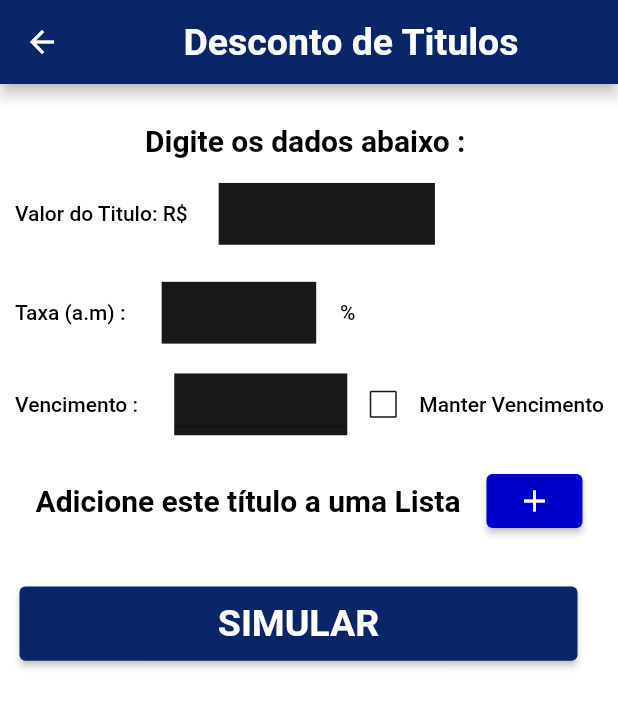
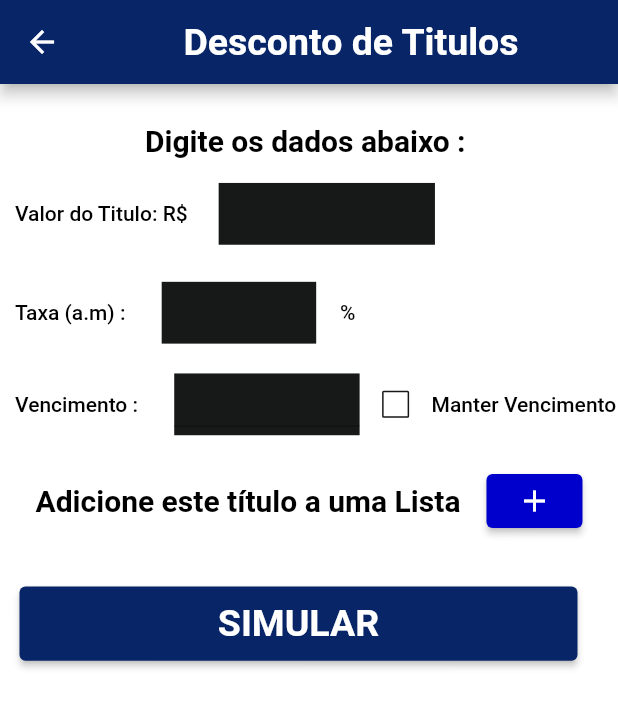
Before and after one commit to vmendesneto/calculadora_capital, a Flutter app: the DescScreen screen opened directly, on a phone screen of 412 x 824 dp. Shown: the top 708 px of the screen. Run offline on Flutter 3.47's test engine with Material 2 defaults, Android fonts, the light colour scheme and no system bars; our stand-ins replace extended_masked_text, flutter_riverpod, pdf, share_plus, shared_preferences; accounts and stored records are empty; network calls fail; Roboto replaces fonts that are missing (FuturaPTBold.otf, FuturaPTMedium.otf).

Commit message:
Att. Version 4.0

```diff
--- a/lib/views/desc_screen.dart
+++ b/lib/views/desc_screen.dart
@@ -176,7 +176,7 @@ class DescScreenState extends ConsumerState<DescScreen> {
                                       Container(
                                         alignment: Alignment.center,
                                           height: _height * 0.05,
-                                          width: _width * 0.28,
+                                          width: _width * 0.30,
                                           decoration: BoxDecoration(
                                             color: state.unselectedWidgetColor,
                                           ),
--- a/pubspec.yaml
+++ b/pubspec.yaml
@@ -15,7 +15,7 @@ publish_to: 'none' # Remove this line if you wish to publish to pub.dev
 # In iOS, build-name is used as CFBundleShortVersionString while build-number used as CFBundleVersion.
 # Read more about iOS versioning at
 # https://developer.apple.com/library/archive/documentation/General/Reference/InfoPlistKeyReference/Articles/CoreFoundationKeys.html
-version: 3.0.0+1
+version: 4.0.0+1
 
 environment:
   sdk: ">=2.16.2 <3.0.0"
```
Also changed, not shown: 1 other file.
